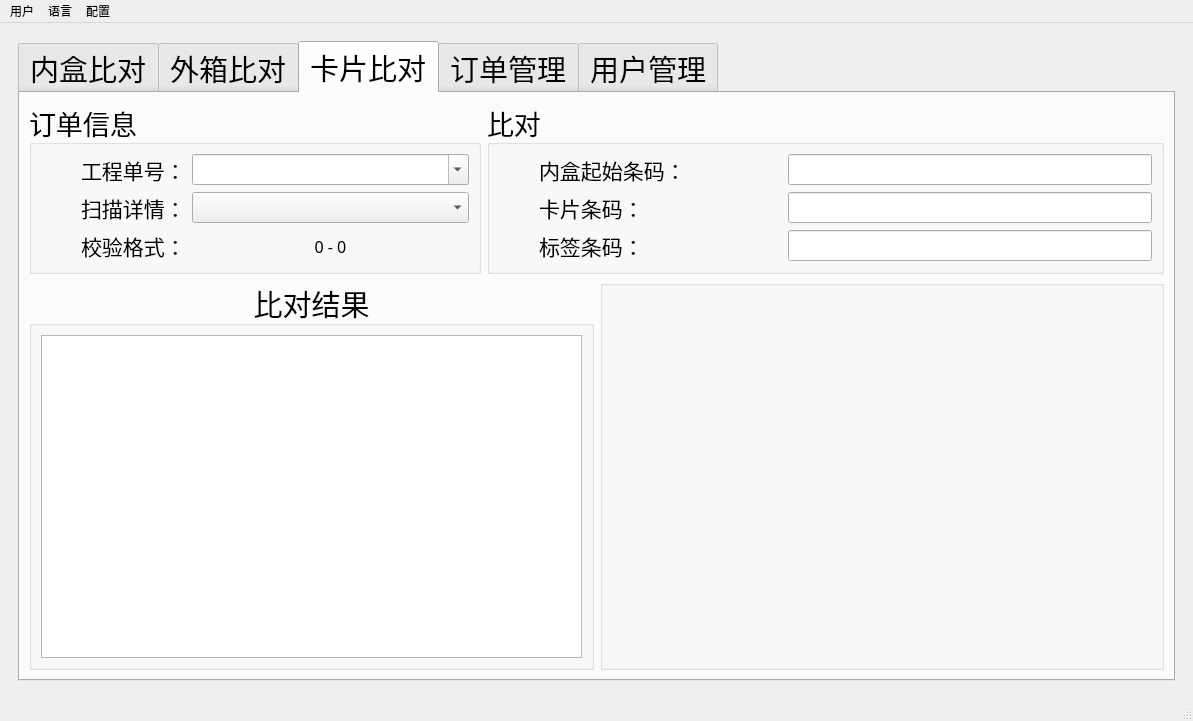
Old version of the form res/ui/main_window.ui in the repository zelviner/BarcodeCompare.
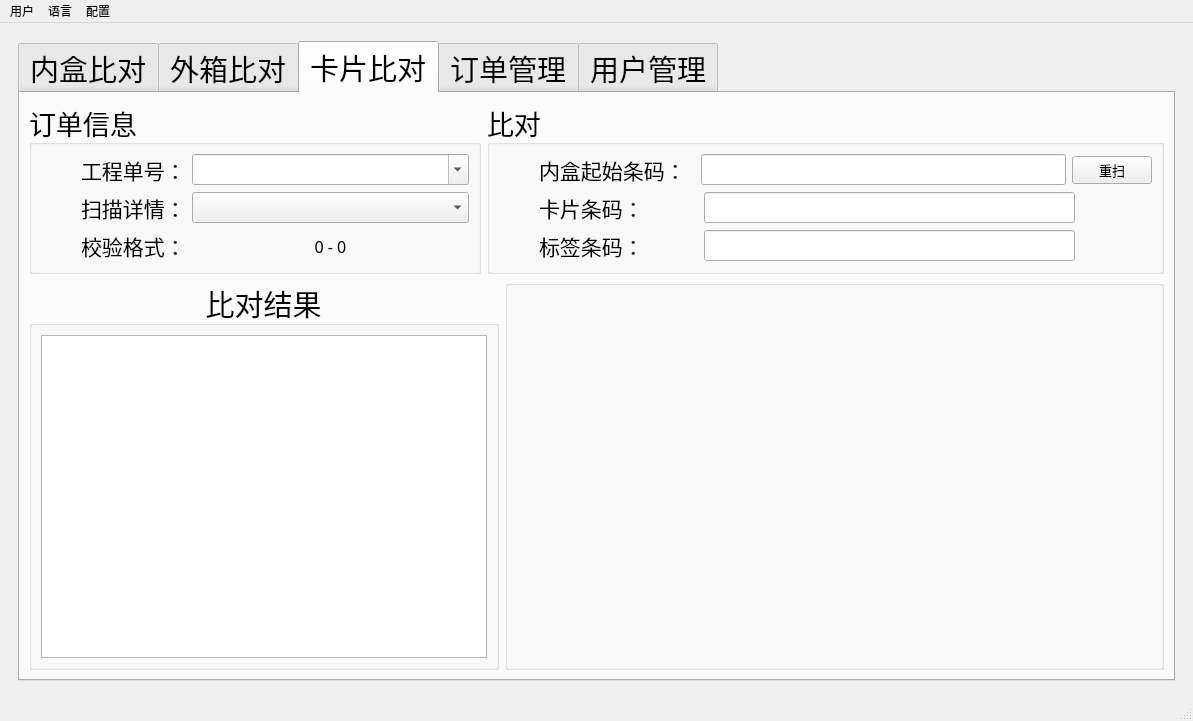
New version of the form. The open tabs and pages were chosen to show the change.

Commit message: feat(ui): 添加卡片重扫功能

What changed in the file:
```diff
--- a/res/ui/main_window.ui
+++ b/res/ui/main_window.ui
@@ -923,7 +923,7 @@
                </property>
                <layout class="QVBoxLayout" name="verticalLayout_21">
                 <item>
-                 <layout class="QHBoxLayout" name="horizontalLayout_66" stretch="0,2,3">
+                 <layout class="QHBoxLayout" name="horizontalLayout_36" stretch="0,10,0">
                   <item>
                    <spacer name="horizontalSpacer_31">
                     <property name="orientation">
@@ -938,6 +938,8 @@
                    </spacer>
                   </item>
                   <item>
+                   <layout class="QHBoxLayout" name="horizontalLayout_33" stretch="3,7">
+                    <item>
                    <widget class="QLabel" name="label_50">
                     <property name="font">
                      <font>
@@ -968,7 +970,25 @@
                  </layout>
                 </item>
                 <item>
-                 <layout class="QHBoxLayout" name="horizontalLayout_67" stretch="0,2,3">
+                   <widget class="QPushButton" name="card_rescanned_btn">
+                    <property name="enabled">
+                     <bool>true</bool>
+                    </property>
+                    <property name="font">
+                     <font>
+                      <family>微软雅黑</family>
+                      <pointsize>10</pointsize>
+                     </font>
+                    </property>
+                    <property name="text">
+                     <string>重扫</string>
+                    </property>
+                   </widget>
+                  </item>
+                 </layout>
+                </item>
+                <item>
+                 <layout class="QHBoxLayout" name="horizontalLayout_37" stretch="0,7,1">
                   <item>
                    <spacer name="horizontalSpacer_32">
                     <property name="orientation">
@@ -983,6 +1003,8 @@
                    </spacer>
                   </item>
                   <item>
+                   <layout class="QHBoxLayout" name="horizontalLayout_34" stretch="3,7">
+                    <item>
                    <widget class="QLabel" name="label_51">
                     <property name="font">
                      <font>
@@ -1013,7 +1035,22 @@
                  </layout>
                 </item>
                 <item>
-                 <layout class="QHBoxLayout" name="horizontalLayout_68" stretch="0,2,3">
+                   <spacer name="horizontalSpacer">
+                    <property name="orientation">
+                     <enum>Qt::Horizontal</enum>
+                    </property>
+                    <property name="sizeHint" stdset="0">
+                     <size>
+                      <width>40</width>
+                      <height>20</height>
+                     </size>
+                    </property>
+                   </spacer>
+                  </item>
+                 </layout>
+                </item>
+                <item>
+                 <layout class="QHBoxLayout" name="horizontalLayout_38" stretch="0,7,1">
                   <item>
                    <spacer name="horizontalSpacer_33">
                     <property name="orientation">
@@ -1028,6 +1065,8 @@
                    </spacer>
                   </item>
                   <item>
+                   <layout class="QHBoxLayout" name="horizontalLayout_35" stretch="3,7">
+                    <item>
                    <widget class="QLabel" name="label_52">
                     <property name="font">
                      <font>
@@ -1057,13 +1096,28 @@
                   </item>
                  </layout>
                 </item>
+                  <item>
+                   <spacer name="horizontalSpacer_9">
+                    <property name="orientation">
+                     <enum>Qt::Horizontal</enum>
+                    </property>
+                    <property name="sizeHint" stdset="0">
+                     <size>
+                      <width>40</width>
+                      <height>20</height>
+                     </size>
+                    </property>
+                   </spacer>
+                  </item>
+                 </layout>
+                </item>
                </layout>
               </widget>
              </item>
             </layout>
            </item>
            <item>
-            <layout class="QHBoxLayout" name="horizontalLayout_69" stretch="5,5">
+            <layout class="QHBoxLayout" name="horizontalLayout_69" stretch="5,7">
              <item>
               <widget class="QGroupBox" name="groupBox_23">
                <property name="title">
```
Left out of the diff: 8 changed lines with no effect on the pictures. Lines whose indentation alone changed are shown as unchanged. The commit also changes 13 other files.
